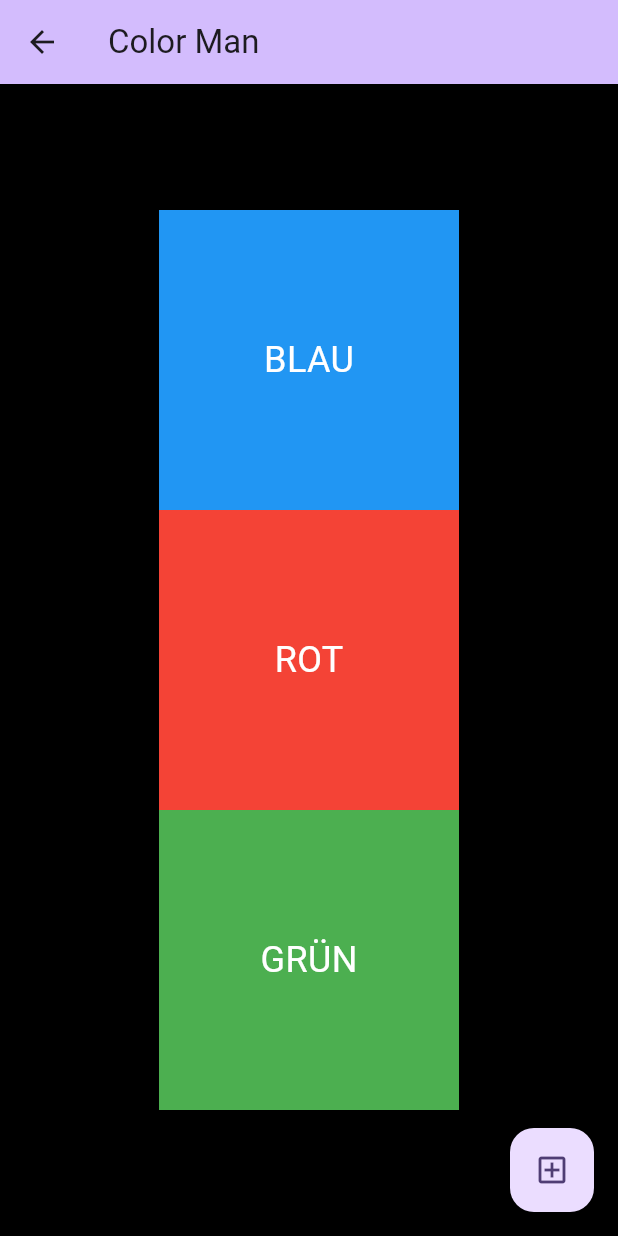
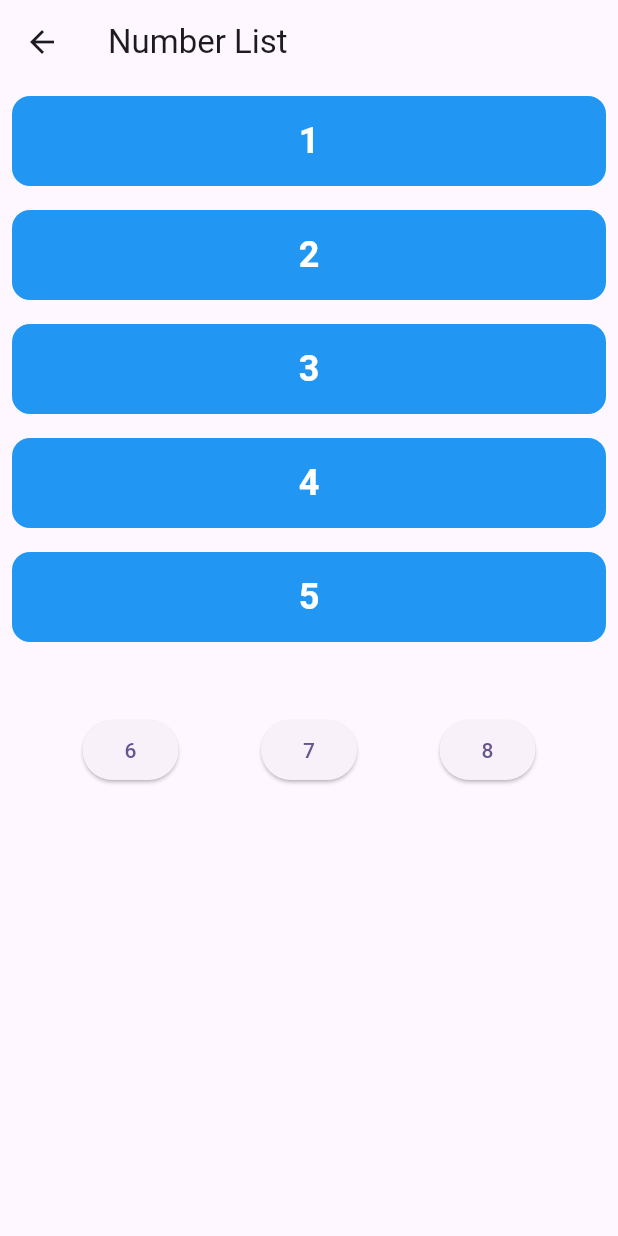
Before and after one commit to HamstyOnTour/ColorMan, a Flutter app: the screen it shows after launch, after a tap on "Math King", on a phone screen of 412 x 824 dp. Run offline on Flutter 3.47's test engine with Material 3 defaults, Android fonts, the light colour scheme and no system bars; our stand-ins replace confetti, flutter_bloc, flutter_tts.

Commit message:
initial commit for math king, added bloc

```diff
--- a/lib/main.dart
+++ b/lib/main.dart
@@ -1,6 +1,8 @@
 import 'package:colorman/widgets/cards/ModeCard.dart';
 import 'package:colorman/widgets/color/ColorHomePage.dart';
 import 'package:flutter/material.dart';
+
+import 'widgets/math/CountingWidget.dart';
 
 void main() {
   runApp(MyApp());
@@ -20,7 +22,7 @@ class HomePage extends StatefulWidget {
   _HomeState createState() => _HomeState();
 }
 
-class _HomeState extends State<HomePage>{
+class _HomeState extends State<HomePage> {
   final List<Mode> modes = [
     Mode('Color Man', Icons.access_alarm, Colors.blue),
     Mode('Math King', Icons.camera_alt, Colors.green),
@@ -49,12 +51,23 @@ class _HomeState extends State<HomePage>{
           ),
           itemCount: modes.length,
           itemBuilder: (BuildContext context, int index) {
-            return ModeCard(mode: modes[index], onClick: () {
-              Navigator.push(
-                context,
-                MaterialPageRoute(builder: (context) => ColorHomePage(title: "Color Man")),
-              );
-            },);
+            return ModeCard(
+              mode: modes[index],
+              onClick: () {
+                var materialPageRoute;
+                if (index == 0) {
+                  materialPageRoute = MaterialPageRoute(
+                      builder: (context) => ColorHomePage(title: "Color Man"));
+                } else {
+                  materialPageRoute = MaterialPageRoute(
+                      builder: (context) => CountingWidget());
+                }
+                Navigator.push(
+                  context,
+                  materialPageRoute,
+                );
+              },
+            );
           },
         ),
       ),
--- a/lib/widgets/math/CountingWidget.dart
+++ b/lib/widgets/math/CountingWidget.dart
@@ -0,0 +1,93 @@
+import 'package:confetti/confetti.dart';
+import 'package:flutter/material.dart';
+import 'package:flutter_bloc/flutter_bloc.dart';
+
+import 'event/CountingEvent.dart';
+
+class CountingWidget extends StatelessWidget {
+  @override
+  Widget build(BuildContext context) {
+    return BlocProvider(
+      create: (context) => NumberBloc(),
+      child: CountingView(),
+    );
+  }
+}
+
+class CountingView extends StatelessWidget {
+  @override
+  Widget build(BuildContext context) {
+    final NumberBloc countingBloc = BlocProvider.of<NumberBloc>(context);
+    return BlocProvider(
+      create: (context) => countingBloc,
+      child: Stack(alignment: Alignment.center, children: [
+         Scaffold(
+        appBar: AppBar(
+          title: Text('Number List'),
+        ),
+        body: BlocBuilder<NumberBloc, Map<String, List<int>>>(
+          builder: (context, numbers) {
+            var list = numbers["Q"];
+            return Column(
+              children: [
+                SizedBox(
+                  height: 400,
+                  child: ListView.builder(
+                    itemCount: list!.length,
+                    itemBuilder: (context, index) {
+                      return NumberTile(number: list[index]);
+                    },
+                  ),
+                ),
+                SizedBox(height: 20),
+                Row(
+                  mainAxisAlignment: MainAxisAlignment.spaceEvenly,
+                  children: [
+                    ...numbers["A"]!
+                        .map((value) => ElevatedButton(
+                            onPressed: () {
+                              if(value == numbers["S"]!.first);
+
+                              countingBloc.add(NumberPressedEvent());
+                            }, child: Text(value.toString())))
+                        .toList(),
+                  ],
+                ),
+              ],
+            );
+          },
+        ),
+      ),
+    ]),
+    );
+  }
+}
+
+class NumberTile extends StatelessWidget {
+  final int number;
+
+  const NumberTile({Key? key, required this.number}) : super(key: key);
+
+  @override
+  Widget build(BuildContext context) {
+    return Container(
+      width: 60,
+      height: 60,
+      decoration: BoxDecoration(
+        color: Colors.blue,
+        borderRadius: BorderRadius.circular(12),
+      ),
+      margin: EdgeInsets.all(8),
+      child: Center(
+        child: Text(
+          '$number',
+          style: TextStyle(
+            color: Colors.white,
+            fontSize: 24,
+            fontWeight: FontWeight.bold,
+          ),
+        ),
+      ),
+    );
+  }
+}
--- /dev/null
+++ b/lib/widgets/math/event/CountingEvent.dart
@@ -0,0 +1,29 @@
+import 'dart:math';
+
+import 'package:flutter_bloc/flutter_bloc.dart';
+
+class NumberEvent{}
+class NumberPressedEvent extends NumberEvent {}
+
+class NumberBloc extends Bloc<NumberEvent, Map<String, List<int>>> {
+  int listLength = 5;
+  NumberBloc() : super({"Q": [1, 2, 3, 4, 5],
+      "A": [6, 7, 8],
+      "S": [6]})
+  {
+    on<NumberPressedEvent>((event, emit){
+      int random = Random().nextInt(20);
+      List<int> generatedList = List.generate(listLength, (index) => random + index);
+      int solution = generatedList.last + 1;
+      List<int> solutions = List.generate(3, (index) => solution + 2 + index);
+      solutions.add(solution);
+      solutions.shuffle(Random());
+      Map<String, List<int>> emitted = {
+        "Q":generatedList,
+        "A":solutions,
+        "S":[solution]
+      };
+      emit(emitted);
+    });
+  }
+}
--- a/pubspec.yaml
+++ b/pubspec.yaml
@@ -38,6 +38,9 @@ dependencies:
   # The following adds the Cupertino Icons font to your application.
   # Use with the CupertinoIcons class for iOS style icons.
   cupertino_icons: ^1.0.2
+
+  #bloc https://pub.dev/packages/flutter_bloc/install
+  flutter_bloc: ^8.1.3
 
 dev_dependencies:
   flutter_test:
```
